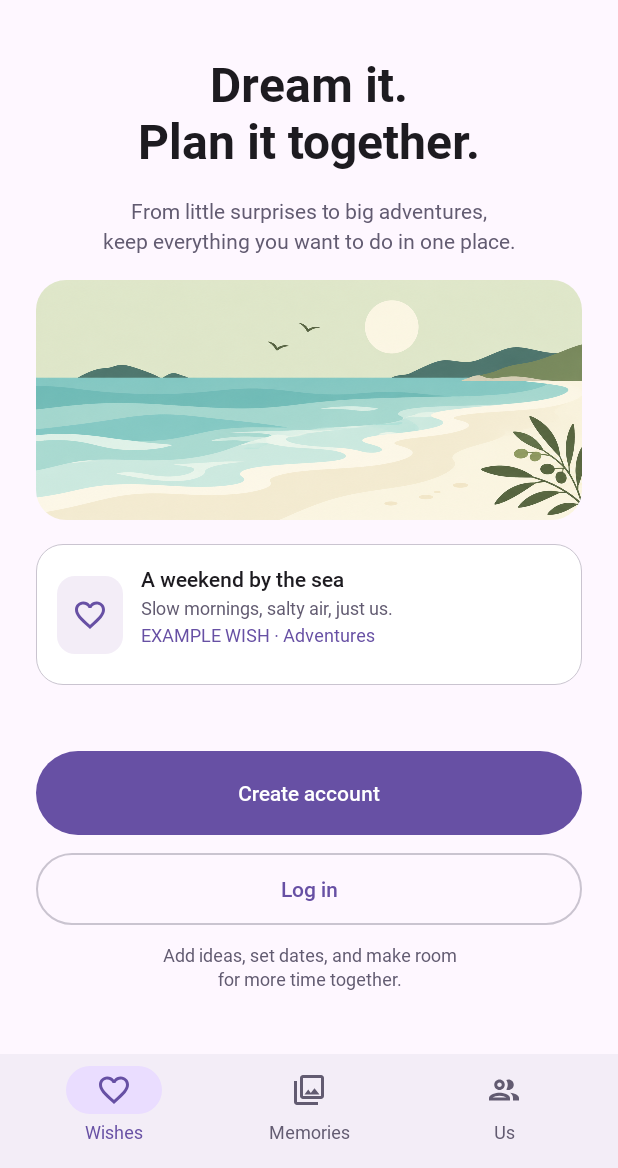
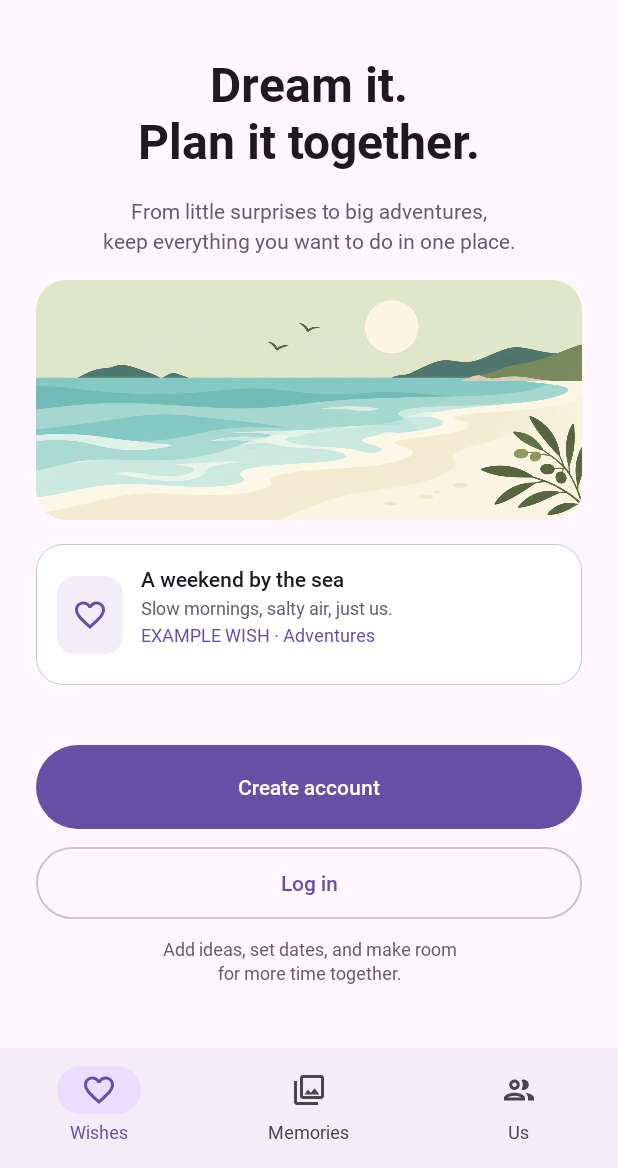
Before and after one commit to alad1nks/you2, an Android app built with Jetpack Compose: the composable GuestScreen shown on its own in the app's theme, on a phone screen of 412 x 824 dp, the part 68-1236 px from its top. Run offline under Robolectric (Android 15) with nearby library versions, the phone set to English and light mode, and no system bars; our stand-ins replace Compose Multiplatform resources.

Commit message:
Use shared bottom navigation across all user states

```diff
--- /dev/null
+++ b/shared/src/commonMain/kotlin/com/alad1nks/you2/ui/BottomNavigation.kt
@@ -0,0 +1,59 @@
+package com.alad1nks.you2.ui
+
+import androidx.compose.foundation.layout.size
+import androidx.compose.material3.Icon
+import androidx.compose.material3.MaterialTheme
+import androidx.compose.material3.NavigationBar
+import androidx.compose.material3.NavigationBarItem
+import androidx.compose.material3.NavigationBarItemDefaults
+import androidx.compose.material3.Text
+import androidx.compose.runtime.Composable
+import androidx.compose.ui.Modifier
+import androidx.compose.ui.unit.dp
+import com.alad1nks.you2.feature.designsystem.AppIcons
+import com.alad1nks.you2.feature.designsystem.theme.AppDimensions
+import com.alad1nks.you2.resources.generated.Res
+import com.alad1nks.you2.resources.generated.memories
+import com.alad1nks.you2.resources.generated.us
+import com.alad1nks.you2.resources.generated.wishes
+import org.jetbrains.compose.resources.stringResource
+
+@Composable
+internal fun BottomNavigation(selected: MainTab, onSelect: (MainTab) -> Unit) {
+    NavigationBar(containerColor = MaterialTheme.colorScheme.surfaceContainer, tonalElevation = 0.dp) {
+        MainTab.entries.forEach { tab ->
+            val label =
+                stringResource(
+                    when (tab) {
+                        MainTab.WISHES -> Res.string.wishes
+                        MainTab.MEMORIES -> Res.string.memories
+                        MainTab.US -> Res.string.us
+                    },
+                )
+            NavigationBarItem(
+                selected = selected == tab,
+                colors =
+                    NavigationBarItemDefaults.colors(
+                        indicatorColor = MaterialTheme.colorScheme.primaryContainer,
+                        selectedIconColor = MaterialTheme.colorScheme.primary,
+                        selectedTextColor = MaterialTheme.colorScheme.primary,
+                    ),
+                onClick = {
+                    onSelect(tab)
+                },
+                label = { Text(label, style = MaterialTheme.typography.bodySmall) },
+                icon = {
+                    Icon(
+                        when (tab) {
+                            MainTab.WISHES -> AppIcons.FavoriteBorder
+                            MainTab.MEMORIES -> AppIcons.PhotoLibrary
+                            MainTab.US -> AppIcons.People
+                        },
+                        null,
+                        Modifier.size(AppDimensions.icon),
+                    )
+                },
+            )
+        }
+    }
+}
--- a/shared/src/commonMain/kotlin/com/alad1nks/you2/ui/GuestExperience.kt
+++ b/shared/src/commonMain/kotlin/com/alad1nks/you2/ui/GuestExperience.kt
@@ -17,12 +17,9 @@ import androidx.compose.foundation.layout.navigationBars
 import androidx.compose.foundation.layout.padding
 import androidx.compose.foundation.layout.safeDrawingPadding
 import androidx.compose.foundation.layout.size
-import androidx.compose.foundation.layout.width
 import androidx.compose.foundation.layout.widthIn
 import androidx.compose.foundation.layout.windowInsetsBottomHeight
 import androidx.compose.foundation.rememberScrollState
-import androidx.compose.foundation.selection.selectable
-import androidx.compose.foundation.selection.selectableGroup
 import androidx.compose.foundation.shape.RoundedCornerShape
 import androidx.compose.foundation.verticalScroll
 import androidx.compose.material3.ButtonDefaults
@@ -48,7 +45,6 @@ import androidx.compose.ui.graphics.FilterQuality
 import androidx.compose.ui.graphics.vector.ImageVector
 import androidx.compose.ui.layout.ContentScale
 import androidx.compose.ui.platform.testTag
-import androidx.compose.ui.semantics.Role
 import androidx.compose.ui.text.style.TextAlign
 import androidx.compose.ui.unit.dp
 import com.alad1nks.you2.auth.AuthForm
@@ -88,11 +84,8 @@ import com.alad1nks.you2.resources.generated.guest_wishes_body
 import com.alad1nks.you2.resources.generated.guest_wishes_hint
 import com.alad1nks.you2.resources.generated.guest_wishes_title
 import com.alad1nks.you2.resources.generated.kazakh_language
-import com.alad1nks.you2.resources.generated.memories
 import com.alad1nks.you2.resources.generated.russian_language
 import com.alad1nks.you2.resources.generated.system_language
-import com.alad1nks.you2.resources.generated.us
-import com.alad1nks.you2.resources.generated.wishes
 import org.jetbrains.compose.resources.StringResource
 import org.jetbrains.compose.resources.imageResource
 import org.jetbrains.compose.resources.stringResource
@@ -160,7 +153,7 @@ internal fun GuestScreen(
                         }
                     }
                 }
-                GuestNavigation(tab, onSelectTab)
+                BottomNavigation(tab, onSelectTab)
             }
         }
     }
@@ -386,57 +379,6 @@ private fun GuestActions(tab: MainTab, onAuthenticate: (AuthMode) -> Unit) {
     }
 }
 
-@Composable
-internal fun GuestNavigation(selected: MainTab, onSelect: (MainTab) -> Unit) {
-    Row(
-        Modifier.fillMaxWidth().background(MaterialTheme.colorScheme.surfaceContainer).selectableGroup()
-            .padding(horizontal = AppSpacing.page, vertical = AppSpacing.small),
-        horizontalArrangement = Arrangement.SpaceBetween,
-    ) {
-        MainTab.entries.forEach { tab ->
-            val active = selected == tab
-            val color = if (active) MaterialTheme.colorScheme.primary else MaterialTheme.colorScheme.secondary
-            Column(
-                Modifier.weight(1f, fill = false).width(104.dp).heightIn(min = 60.dp)
-                    .selectable(active, onClick = { onSelect(tab) }, role = Role.Tab),
-                horizontalAlignment = Alignment.CenterHorizontally,
-                verticalArrangement = Arrangement.spacedBy(AppSpacing.xs),
-            ) {
-                Box(
-                    Modifier.width(64.dp).height(32.dp).clip(AppShapes.pill)
-                        .then(
-                            if (active) Modifier.background(MaterialTheme.colorScheme.primaryContainer) else Modifier,
-                        ),
-                    contentAlignment = Alignment.Center,
-                ) {
-                    Icon(
-                        when (tab) {
-                            MainTab.WISHES -> AppIcons.FavoriteBorder
-                            MainTab.MEMORIES -> AppIcons.PhotoLibrary
-                            MainTab.US -> AppIcons.People
-                        },
-                        null,
-                        Modifier.size(AppDimensions.icon),
-                        tint = color,
-                    )
-                }
-                Text(
-                    stringResource(
-                        when (tab) {
-                            MainTab.WISHES -> Res.string.wishes
-                            MainTab.MEMORIES -> Res.string.memories
-                            MainTab.US -> Res.string.us
-                        },
-                    ),
-                    style = MaterialTheme.typography.bodySmall,
-                    color = color,
-                    textAlign = TextAlign.Center,
-                )
-            }
-        }
-    }
-}
-
 private val Language.guestLabel: StringResource
     get() =
         when (this) {
--- a/shared/src/commonMain/kotlin/com/alad1nks/you2/ui/UnpairedExperience.kt
+++ b/shared/src/commonMain/kotlin/com/alad1nks/you2/ui/UnpairedExperience.kt
@@ -284,7 +284,7 @@ internal fun UnpairedExperience(
                         }
                     }
                 }
-                GuestNavigation(tab) { tab = it }
+                BottomNavigation(tab) { tab = it }
             }
         }
     }
```
Also changed, not shown: shared/src/commonMain/kotlin/com/alad1nks/you2/ui/PairedApp.kt (+0 -50 lines).
